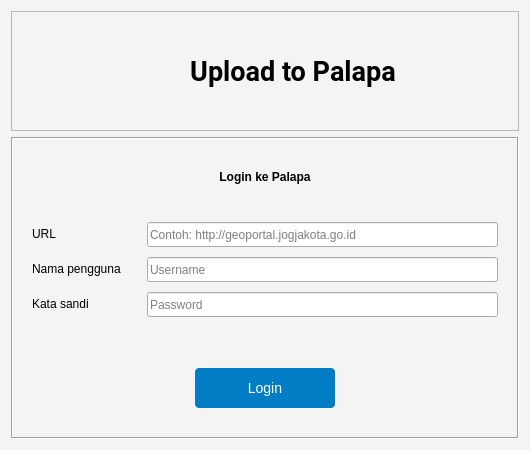
The window that ui/UploadPalapa_login.ui (sandynagara/Palapa) describes before a commit, drawn with Qt 5.
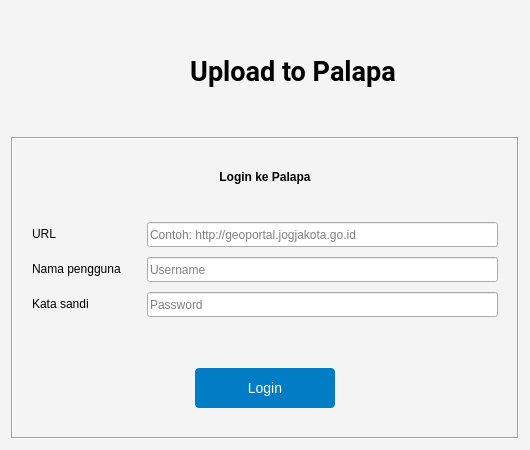
The same window after the commit. Icons and pictures are not drawn.

Diff of the .ui file:
```diff
--- a/ui/UploadPalapa_login.ui
+++ b/ui/UploadPalapa_login.ui
@@ -43,7 +43,7 @@
       </size>
      </property>
      <property name="frameShape">
-      <enum>QFrame::StyledPanel</enum>
+      <enum>QFrame::NoFrame</enum>
      </property>
      <property name="frameShadow">
       <enum>QFrame::Raised</enum>
```
Left out of the diff: 136 changed lines with no effect on the pictures.
